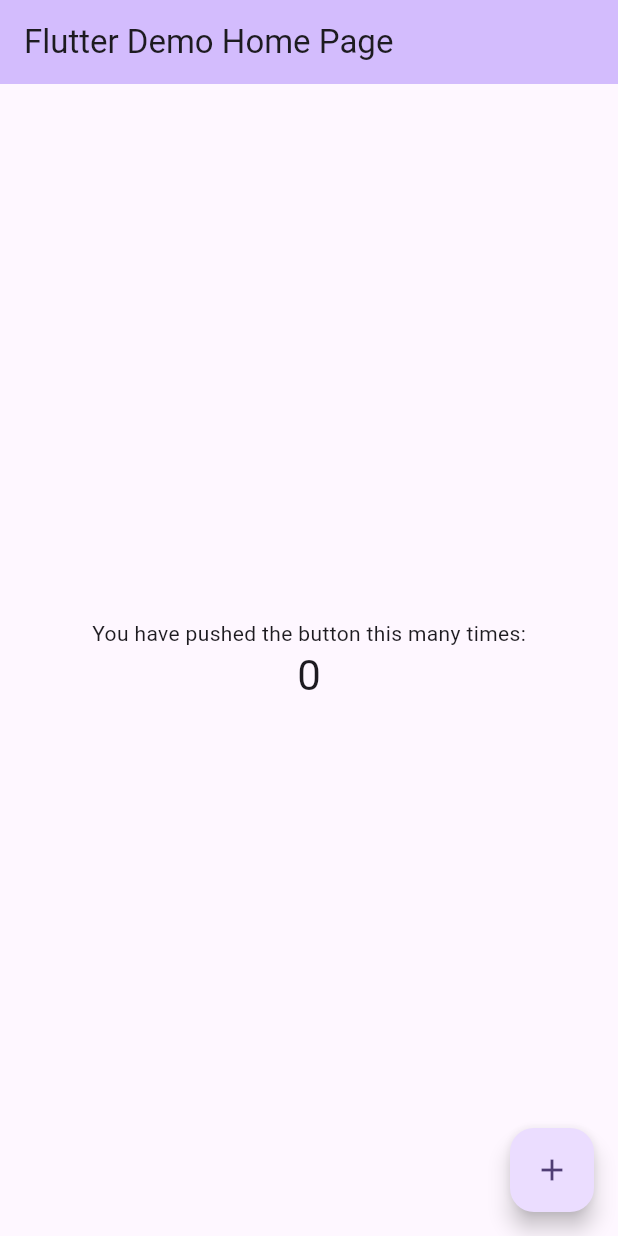
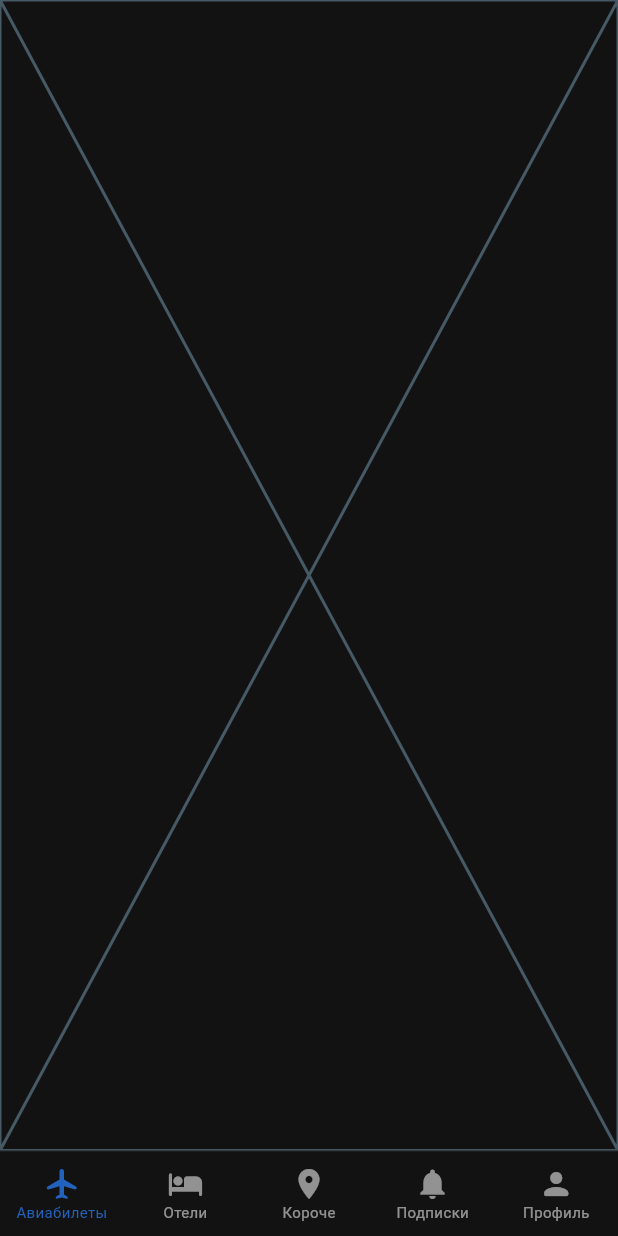
Before and after one commit to alternatio/ticket-app, a Flutter app: the screen it shows after launch, on a phone screen of 412 x 824 dp. Run offline on Flutter 3.47's test engine with Material 3 defaults, Android fonts, the phone set to English and light mode, and no system bars.

Commit message:
feat: project start

```diff
--- a/lib/main.dart
+++ b/lib/main.dart
@@ -1,125 +1,6 @@
 import 'package:flutter/material.dart';
+import 'package:ticket_app/src/app.dart';
 
 void main() {
-  runApp(const MyApp());
+  runApp(const App());
 }
-
-class MyApp extends StatelessWidget {
-  const MyApp({super.key});
-
-  // This widget is the root of your application.
-  @override
-  Widget build(BuildContext context) {
-    return MaterialApp(
-      title: 'Flutter Demo',
-      theme: ThemeData(
-        // This is the theme of your application.
-        //
-        // TRY THIS: Try running your application with "flutter run". You'll see
-        // the application has a purple toolbar. Then, without quitting the app,
-        // try changing the seedColor in the colorScheme below to Colors.green
-        // and then invoke "hot reload" (save your changes or press the "hot
-        // reload" button in a Flutter-supported IDE, or press "r" if you used
-        // the command line to start the app).
-        //
-        // Notice that the counter didn't reset back to zero; the application
-        // state is not lost during the reload. To reset the state, use hot
-        // restart instead.
-        //
-        // This works for code too, not just values: Most code changes can be
-        // tested with just a hot reload.
-        colorScheme: ColorScheme.fromSeed(seedColor: Colors.deepPurple),
-        useMaterial3: true,
-      ),
-      home: const MyHomePage(title: 'Flutter Demo Home Page'),
-    );
-  }
-}
-
-class MyHomePage extends StatefulWidget {
-  const MyHomePage({super.key, required this.title});
-
-  // This widget is the home page of your application. It is stateful, meaning
-  // that it has a State object (defined below) that contains fields that affect
-  // how it looks.
-
-  // This class is the configuration for the state. It holds the values (in this
-  // case the title) provided by the parent (in this case the App widget) and
-  // used by the build method of the State. Fields in a Widget subclass are
-  // always marked "final".
-
-  final String title;
-
-  @override
-  State<MyHomePage> createState() => _MyHomePageState();
-}
-
-class _MyHomePageState extends State<MyHomePage> {
-  int _counter = 0;
-
-  void _incrementCounter() {
-    setState(() {
-      // This call to setState tells the Flutter framework that something has
-      // changed in this State, which causes it to rerun the build method below
-      // so that the display can reflect the updated values. If we changed
-      // _counter without calling setState(), then the build method would not be
-      // called again, and so nothing would appear to happen.
-      _counter++;
-    });
-  }
-
-  @override
-  Widget build(BuildContext context) {
-    // This method is rerun every time setState is called, for instance as done
-    // by the _incrementCounter method above.
-    //
-    // The Flutter framework has been optimized to make rerunning build methods
-    // fast, so that you can just rebuild anything that needs updating rather
-    // than having to individually change instances of widgets.
-    return Scaffold(
-      appBar: AppBar(
-        // TRY THIS: Try changing the color here to a specific color (to
-        // Colors.amber, perhaps?) and trigger a hot reload to see the AppBar
-        // change color while the other colors stay the same.
-        backgroundColor: Theme.of(context).colorScheme.inversePrimary,
-        // Here we take the value from the MyHomePage object that was created by
-        // the App.build method, and use it to set our appbar title.
-        title: Text(widget.title),
-      ),
-      body: Center(
-        // Center is a layout widget. It takes a single child and positions it
-        // in the middle of the parent.
-        child: Column(
-          // Column is also a layout widget. It takes a list of children and
-          // arranges them vertically. By default, it sizes itself to fit its
-          // children horizontally, and tries to be as tall as its parent.
-          //
-          // Column has various properties to control how it sizes itself and
-          // how it positions its children. Here we use mainAxisAlignment to
-          // center the children vertically; the main axis here is the vertical
-          // axis because Columns are vertical (the cross axis would be
-          // horizontal).
-          //
-          // TRY THIS: Invoke "debug painting" (choose the "Toggle Debug Paint"
-          // action in the IDE, or press "p" in the console), to see the
-          // wireframe for each widget.
-          mainAxisAlignment: MainAxisAlignment.center,
-          children: <Widget>[
-            const Text(
-              'You have pushed the button this many times:',
-            ),
-            Text(
-              '$_counter',
-              style: Theme.of(context).textTheme.headlineMedium,
-            ),
-          ],
-        ),
-      ),
-      floatingActionButton: FloatingActionButton(
-        onPressed: _incrementCounter,
-        tooltip: 'Increment',
-        child: const Icon(Icons.add),
-      ), // This trailing comma makes auto-formatting nicer for build methods.
-    );
-  }
-}
--- /dev/null
+++ b/lib/src/app.dart
@@ -0,0 +1,20 @@
+import 'package:flutter/material.dart';
+import 'package:ticket_app/src/screens/main/index.dart';
+import 'package:ticket_app/src/styles/themes.dart';
+
+class App extends StatelessWidget {
+  const App({super.key});
+
+  @override
+  Widget build(BuildContext context) {
+    return MaterialApp(
+      debugShowCheckedModeBanner: false,
+      themeMode: ThemeMode.dark,
+      darkTheme: AppThemes.darkTheme,
+      theme: ThemeData(
+        useMaterial3: true,
+      ),
+      home: const MainScreen(),
+    );
+  }
+}
--- /dev/null
+++ b/lib/src/screens/home/index.dart
@@ -0,0 +1,10 @@
+import 'package:flutter/material.dart';
+
+class HomeScreen extends StatelessWidget {
+  const HomeScreen({super.key});
+
+  @override
+  Widget build(BuildContext context) {
+    return const Placeholder();
+  }
+}
--- /dev/null
+++ b/lib/src/screens/main/index.dart
@@ -0,0 +1,75 @@
+import 'package:flutter/material.dart';
+import 'package:ticket_app/src/screens/home/index.dart';
+import 'package:ticket_app/src/widgets/wrappers/common_wrapper.dart';
+
+class MainScreen extends StatefulWidget {
+  const MainScreen({super.key});
+
+  @override
+  State<MainScreen> createState() => _MainScreenState();
+}
+
+class _MainScreenState extends State<MainScreen> {
+  int _currentIndex = 0;
+
+  void _setCurrentIndex(int newIndex) {
+    setState(() {
+      _currentIndex = newIndex;
+    });
+  }
+
+  @override
+  Widget build(BuildContext context) {
+    List<Widget> screens = [
+      const HomeScreen(),
+    ];
+
+    List<BottomNavigationBarItem> bottomNavigationBarItems = const [
+      BottomNavigationBarItem(
+        icon: Icon(Icons.airplanemode_active_rounded),
+        label: 'Авиабилеты',
+      ),
+      BottomNavigationBarItem(
+        icon: Icon(Icons.hotel_rounded),
+        label: 'Отели',
+      ),
+      BottomNavigationBarItem(
+        icon: Icon(Icons.location_on),
+        label: 'Короче',
+      ),
+      BottomNavigationBarItem(
+        icon: Icon(Icons.notifications),
+        label: 'Подписки',
+      ),
+      BottomNavigationBarItem(
+        icon: Icon(Icons.person_rounded),
+        label: 'Профиль',
+      ),
+    ];
+
+    return CommonWrapper(
+      withSafeArea: true,
+      bottomNavigationBar: Column(
+        mainAxisSize: MainAxisSize.min,
+        mainAxisAlignment: MainAxisAlignment.end,
+        children: [
+          const Divider(height: 1.0, color: Color(0xFF1D1E20)),
+          BottomNavigationBar(
+            selectedItemColor: const Color(0xFF2261BC),
+            type: BottomNavigationBarType.fixed,
+            unselectedFontSize: 10.0,
+            selectedFontSize: 10.0,
+            unselectedItemColor: Colors.white54,
+            onTap: _setCurrentIndex,
+            currentIndex: _currentIndex,
+            items: bottomNavigationBarItems,
+          ),
+        ],
+      ),
+      child: IndexedStack(
+        index: _currentIndex,
+        children: screens,
+      ),
+    );
+  }
+}
--- /dev/null
+++ b/lib/src/styles/fonts.dart
@@ -0,0 +1,46 @@
+import 'package:flutter/material.dart';
+
+class AppFonts {
+  // font size 22
+  // font weight 600
+  static const title1 = TextStyle(
+    fontSize: 22.0,
+    fontWeight: FontWeight.w600,
+  );
+
+  static const title2 = TextStyle(
+    fontSize: 20.0,
+    fontWeight: FontWeight.w600,
+  );
+
+  static const title3 = TextStyle(
+    fontSize: 16.0,
+    fontWeight: FontWeight.w500,
+    fontStyle: FontStyle.italic,
+  );
+
+  static const title4 = TextStyle(
+    fontSize: 14.0,
+    fontWeight: FontWeight.w400,
+  );
+
+  static const text1 = TextStyle(
+    fontSize: 16.0,
+    fontWeight: FontWeight.w400
+  );
+
+  static const text2 = TextStyle(
+    fontSize: 14.0,
+    fontWeight: FontWeight.w600,
+  );
+
+  static const buttonText = TextStyle(
+    fontSize: 16.0,
+    fontWeight: FontWeight.w400,
+  );
+
+  static const tabText = TextStyle(
+    fontSize: 10.0,
+    fontWeight: FontWeight.w400,
+  );
+}
--- /dev/null
+++ b/lib/src/styles/themeStyles/elevated_button.dart
@@ -0,0 +1,10 @@
+import 'package:flutter/material.dart';
+import 'package:ticket_app/src/styles/fonts.dart';
+
+class CustomElevatedButtonThemeData {
+  static final darkTheme = ElevatedButtonThemeData(
+    style: ButtonStyle(
+      textStyle: WidgetStateProperty.all(AppFonts.title3),
+    ),
+  );
+}
--- /dev/null
+++ b/lib/src/styles/themes.dart
@@ -0,0 +1,9 @@
+import 'package:flutter/material.dart';
+import 'package:ticket_app/src/styles/themeStyles/elevated_button.dart';
+
+class AppThemes {
+  static final darkTheme = ThemeData(
+    colorScheme: const ColorScheme.dark(),
+    elevatedButtonTheme: CustomElevatedButtonThemeData.darkTheme,
+  );
+}
--- /dev/null
+++ b/lib/src/widgets/wrappers/common_wrapper.dart
@@ -0,0 +1,24 @@
+import 'package:flutter/material.dart';
+
+class CommonWrapper extends StatelessWidget {
+  const CommonWrapper(
+      {super.key,
+      required this.child,
+      this.appBar,
+      this.bottomNavigationBar,
+      this.withSafeArea});
+
+  final Widget child;
+  final PreferredSizeWidget? appBar;
+  final Widget? bottomNavigationBar;
+  final bool? withSafeArea;
+
+  @override
+  Widget build(BuildContext context) {
+    return Scaffold(
+      appBar: appBar,
+      bottomNavigationBar: bottomNavigationBar,
+      body: withSafeArea == true ? SafeArea(child: child) : child,
+    );
+  }
+}
```
Also changed, not shown: lib/src/styles/colors.dart (added).
